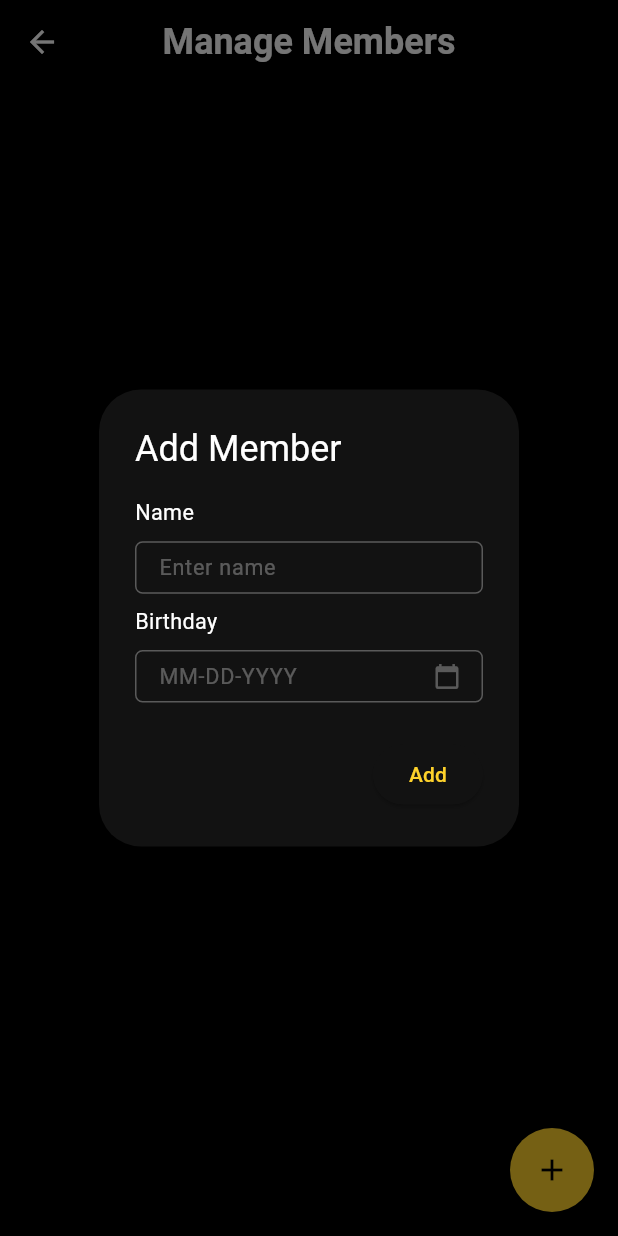
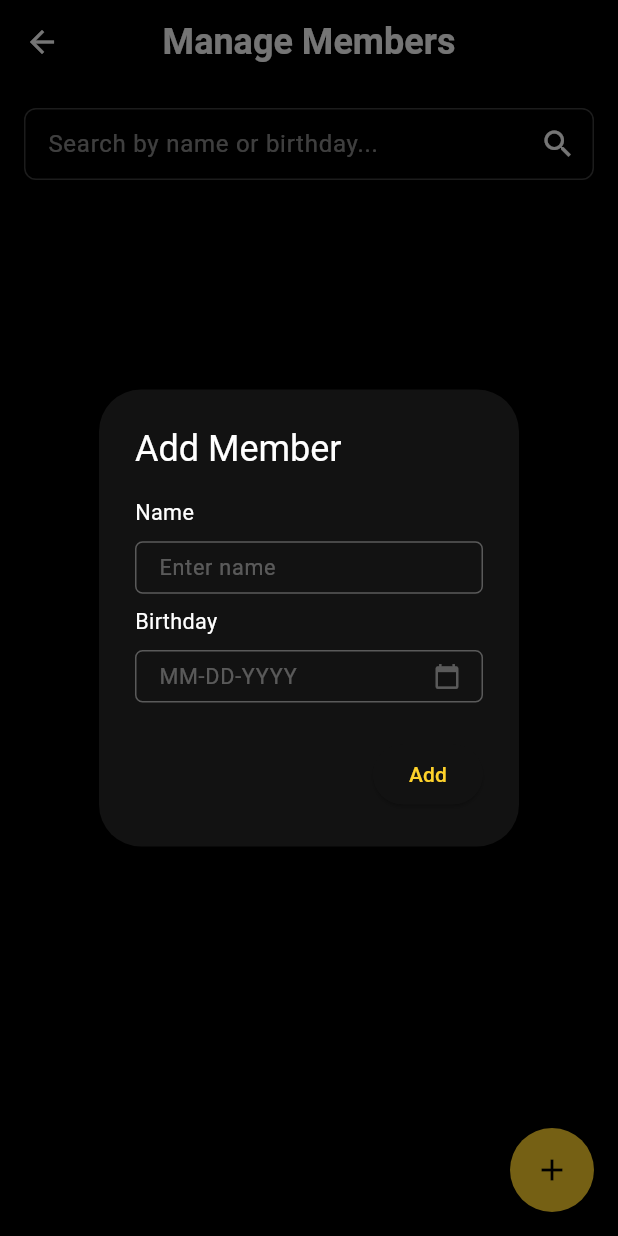
Before and after one commit to drxerxes1/attendance, a Flutter app: the ManageMembersScreen screen opened directly, after a tap on the "add" icon, on a phone screen of 412 x 824 dp. Run offline on Flutter 3.47's test engine with Material 3 defaults, Android fonts, the light colour scheme and no system bars; our stand-ins replace cloud_firestore, firebase_core, flutter_dotenv, flutter_slidable, get, hive; accounts and stored records are empty; statements that could not run were skipped.

Commit message:
added search function in member management

```diff
--- a/lib/screen/manage_members_screen.dart
+++ b/lib/screen/manage_members_screen.dart
@@ -28,6 +28,35 @@ class _ManageMembersScreenState extends State<ManageMembersScreen> {
   // text controller
   final TextEditingController nameController = TextEditingController();
   final TextEditingController birthdayController = TextEditingController();
+
+  // search
+  final TextEditingController _searchController = TextEditingController();
+  List<Member> allMembers = [];
+  List<Member> filteredMembers = [];
+
+  @override
+  void initState() {
+    super.initState();
+    _searchController.addListener(_filterSearchResults);
+  }
+
+  @override
+  void dispose() {
+    _searchController.dispose();
+    super.dispose();
+  }
+
+  void _filterSearchResults() {
+    final query = _searchController.text.toLowerCase();
+    setState(() {
+      filteredMembers = allMembers.where((member) {
+        final name = member.name.toLowerCase();
+        final birthday =
+            DateFormat('MMMM d, y').format(member.birthday).toLowerCase();
+        return name.contains(query) || birthday.contains(query);
+      }).toList();
+    });
+  }
 
   // show member modal
   void showMemberModal({Member? member}) {
@@ -137,7 +166,36 @@ class _ManageMembersScreenState extends State<ManageMembersScreen> {
         backgroundColor: primaryColor,
         child: const Icon(Icons.add),
       ),
-      body: StreamBuilder<List<Member>>(
+      body: GestureDetector(
+        onTap: () => FocusScope.of(context).unfocus(),
+        child: Column(
+          children: [
+            // Search Bar
+            Padding(
+              padding: const EdgeInsets.all(16.0),
+              child: TextField(
+                controller: _searchController,
+                decoration: InputDecoration(
+                  hintText: 'Search by name or birthday...',
+                  hintStyle: const TextStyle(color: Colors.white54),
+                  suffixIcon: const Icon(Icons.search),
+                  enabledBorder: OutlineInputBorder(
+                    borderRadius: BorderRadius.circular(8),
+                    borderSide: const BorderSide(color: Colors.white24),
+                  ),
+                  focusedBorder: OutlineInputBorder(
+                    borderRadius: BorderRadius.circular(8),
+                    borderSide: const BorderSide(color: primaryColor),
+                  ),
+                  contentPadding:
+                      const EdgeInsets.symmetric(vertical: 8, horizontal: 12),
+                ),
+              ),
+            ),
+
+            // Members List
+            Expanded(
+              child: StreamBuilder<List<Member>>(
                 stream: firestoreService.getAllMembers(),
                 builder: (context, snapshot) {
                   if (snapshot.connectionState == ConnectionState.waiting) {
@@ -148,15 +206,28 @@ class _ManageMembersScreenState extends State<ManageMembersScreen> {
                     return const Center(child: Text('No members found.'));
                   }
 
-          final members = snapshot.data!;
+                  final allMembers = snapshot.data!;
+                  final query = _searchController.text.toLowerCase();
+
+                  final members = allMembers.where((member) {
+                    final name = member.name.toLowerCase();
+                    final birthday = DateFormat('MMMM d, y')
+                        .format(member.birthday)
+                        .toLowerCase();
+                    return name.contains(query) || birthday.contains(query);
+                  }).toList();
+
+                  if (members.isEmpty) {
+                    return const Center(
+                        child: Text('No results match your search.'));
+                  }
 
                   return Padding(
-            padding: const EdgeInsets.all(16),
+                    padding: const EdgeInsets.symmetric(horizontal: 16),
                     child: ListView.builder(
                       itemCount: members.length,
                       itemBuilder: (context, index) {
                         final member = members[index];
-
                         final birthday =
                             DateFormat('MMMM d, y').format(member.birthday);
 
@@ -172,7 +243,8 @@ class _ManageMembersScreenState extends State<ManageMembersScreen> {
                                   onPressed: (_) {
                                     showDialog(
                                       context: context,
-                              builder: (dialogContext) => CustomAlertDialog(
+                                      builder: (dialogContext) =>
+                                          CustomAlertDialog(
                                         title: "Delete Member",
                                         message:
                                             "Are you sure you want to delete this member?",
@@ -180,7 +252,8 @@ class _ManageMembersScreenState extends State<ManageMembersScreen> {
                                         onConfirm: () {
                                           WidgetsBinding.instance
                                               .addPostFrameCallback((_) {
-                                    firestoreService.deleteMember(member.id);
+                                            firestoreService
+                                                .deleteMember(member.id);
                                             CustomDialog.success(
                                               'Member deleted successfully',
                                             );
@@ -204,7 +277,8 @@ class _ManageMembersScreenState extends State<ManageMembersScreen> {
                                   onPressed: (context) {
                                     showMemberModal(member: member);
                                   },
-                          backgroundColor: Colors.blue.withOpacity(0.15),
+                                  backgroundColor:
+                                      Colors.blue.withOpacity(0.15),
                                   foregroundColor: Colors.blue,
                                   icon: Icons.edit,
                                   label: 'Edit',
@@ -238,6 +312,10 @@ class _ManageMembersScreenState extends State<ManageMembersScreen> {
                   );
                 },
               ),
+            ),
+          ],
+        ),
+      ),
     );
   }
 }
```
Lines whose indentation alone changed are shown as unchanged.
